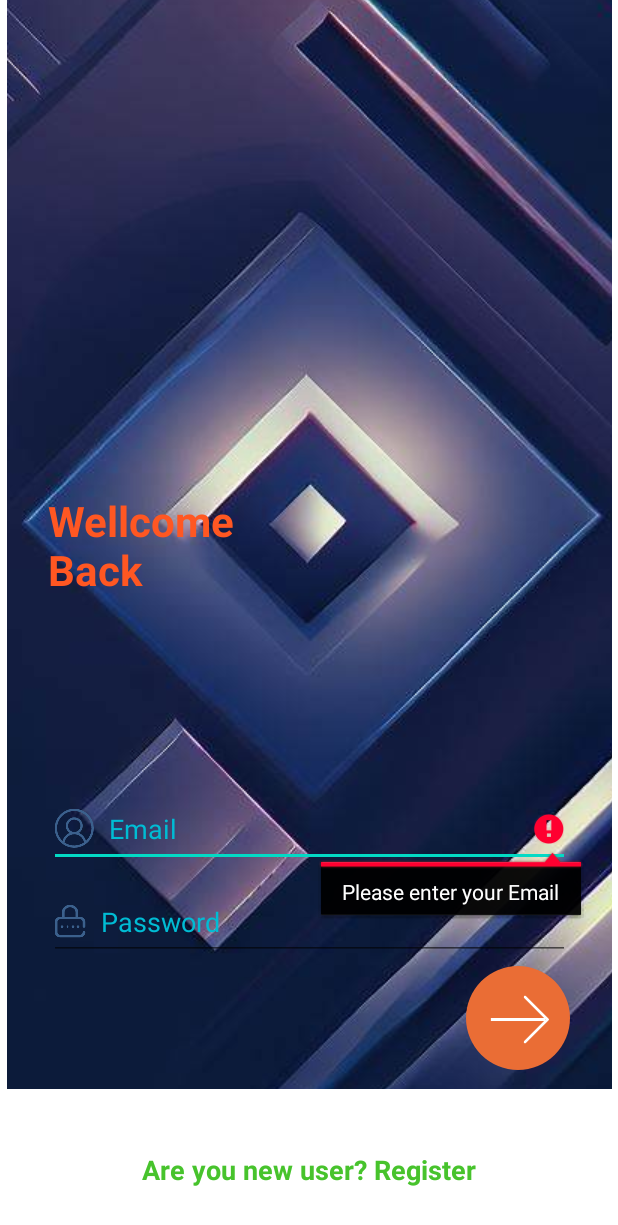
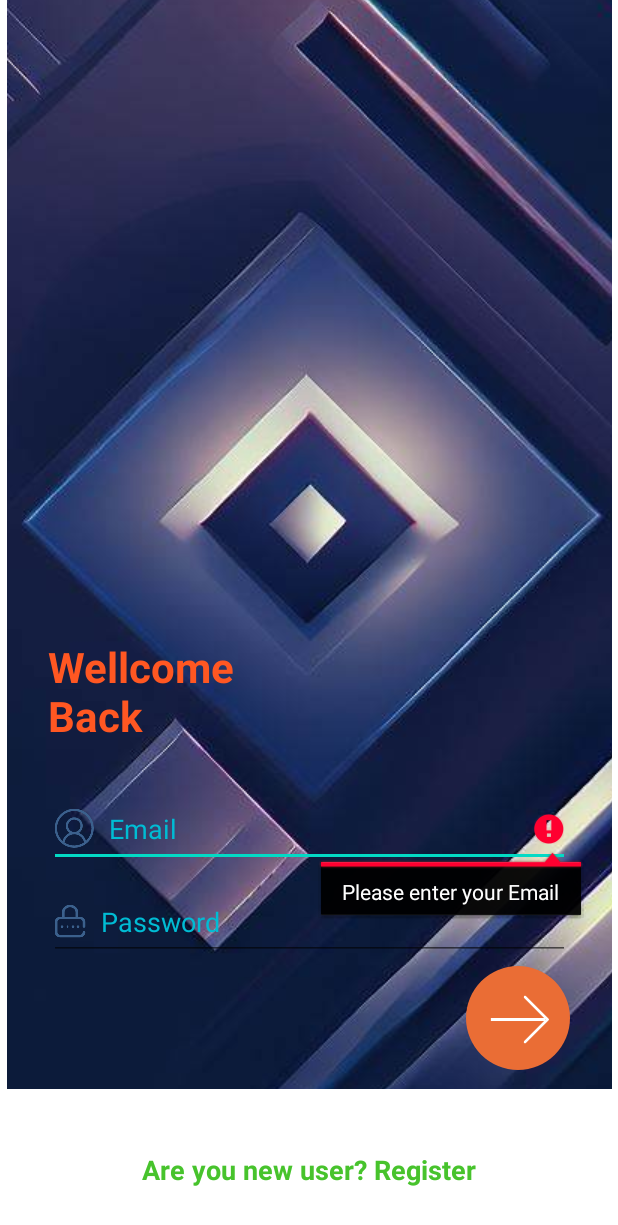
Before and after one commit to trunghieusn2002/android-app, an Android app: the LoginActivity screen opened directly, with no data from a screen before it, on a phone screen of 412 x 824 dp. Shown: the top 1225 px of the screen. Run offline under Robolectric (Android 15) with nearby library versions, the phone set to English and light mode, and no system bars.

Commit message:
fix giao diện

```diff
--- a/app/src/main/res/layout/activity_login.xml
+++ b/app/src/main/res/layout/activity_login.xml
@@ -23,16 +23,15 @@
         android:id="@+id/textView16"
         android:layout_width="wrap_content"
         android:layout_height="wrap_content"
-        android:layout_marginStart="32dp"
-        android:layout_marginTop="328dp"
+        android:layout_marginBottom="32dp"
         android:text="Wellcome \nBack"
         android:textColor="#FF5722"
         android:textSize="28sp"
         android:textStyle="bold"
+        app:layout_constraintBottom_toTopOf="@+id/etUserEmail"
         app:layout_constraintEnd_toEndOf="parent"
-        app:layout_constraintHorizontal_bias="0.0"
-        app:layout_constraintStart_toStartOf="parent"
-        app:layout_constraintTop_toTopOf="@+id/imageView5" />
+        app:layout_constraintHorizontal_bias="0.114"
+        app:layout_constraintStart_toStartOf="parent" />
 
     <EditText
         android:id="@+id/etUserEmail"
```
